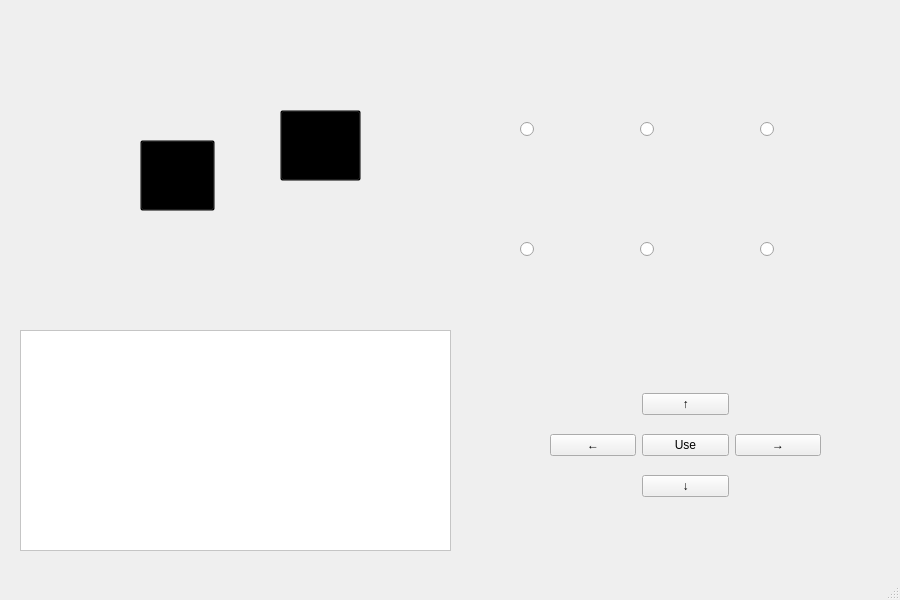
Old version of the form CS4076/mainwindow.ui in the repository Callum9000/Callums-college-projects-of-things.
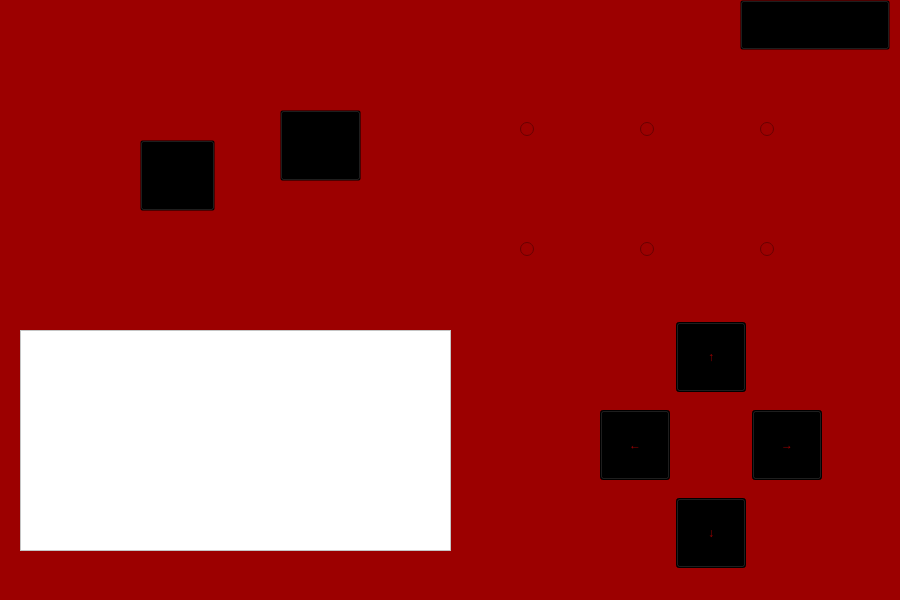
New version of the form. Icons and pictures are not drawn.

```diff
--- a/CS4076/mainwindow.ui
+++ b/CS4076/mainwindow.ui
@@ -26,7 +26,7 @@
    <string>MainWindow</string>
   </property>
   <property name="styleSheet">
-   <string notr="true"/>
+   <string notr="true">background-color: rgb(156, 0, 0);</string>
   </property>
   <widget class="QWidget" name="centralwidget">
    <property name="styleSheet">
@@ -48,48 +48,112 @@
    <widget class="QWidget" name="gridLayoutWidget">
     <property name="geometry">
      <rect>
-      <x>550</x>
-      <y>380</y>
-      <width>271</width>
-      <height>131</height>
+      <x>600</x>
+      <y>310</y>
+      <width>224</width>
+      <height>271</height>
      </rect>
     </property>
     <layout class="QGridLayout" name="gridLayout_2">
      <item row="0" column="1">
       <widget class="QPushButton" name="up">
+       <property name="minimumSize">
+        <size>
+         <width>70</width>
+         <height>70</height>
+        </size>
+       </property>
+       <property name="maximumSize">
+        <size>
+         <width>70</width>
+         <height>70</height>
+        </size>
+       </property>
+       <property name="styleSheet">
+        <string notr="true">font: 25pt &quot;MS Shell Dlg 2&quot;;
+background-color: rgb(0, 0, 0);
+color: rgb(156, 0, 0);</string>
+       </property>
        <property name="text">
         <string>↑</string>
        </property>
       </widget>
      </item>
-     <item row="4" column="1">
+     <item row="3" column="1">
       <widget class="QPushButton" name="down">
+       <property name="minimumSize">
+        <size>
+         <width>70</width>
+         <height>70</height>
+        </size>
+       </property>
+       <property name="maximumSize">
+        <size>
+         <width>70</width>
+         <height>70</height>
+        </size>
+       </property>
+       <property name="styleSheet">
+        <string notr="true">font: 25pt &quot;MS Shell Dlg 2&quot;;
+background-color: rgb(0, 0, 0);
+color: rgb(156, 0, 0);</string>
+       </property>
        <property name="text">
         <string>↓</string>
        </property>
       </widget>
      </item>
-     <item row="2" column="1">
-      <widget class="QPushButton" name="pushButton_2">
-       <property name="text">
-        <string>Use</string>
-       </property>
-      </widget>
-     </item>
-     <item row="2" column="2">
-      <widget class="QPushButton" name="right">
-       <property name="text">
-        <string>→</string>
-       </property>
-      </widget>
-     </item>
-     <item row="2" column="0">
+     <item row="1" column="0">
       <widget class="QPushButton" name="left">
+       <property name="enabled">
+        <bool>true</bool>
+       </property>
+       <property name="minimumSize">
+        <size>
+         <width>70</width>
+         <height>70</height>
+        </size>
+       </property>
+       <property name="maximumSize">
+        <size>
+         <width>70</width>
+         <height>70</height>
+        </size>
+       </property>
+       <property name="styleSheet">
+        <string notr="true">font: 25pt &quot;MS Shell Dlg 2&quot;;
+background-color: rgb(0, 0, 0);
+color: rgb(156, 0, 0);</string>
+       </property>
        <property name="text">
         <string>←</string>
        </property>
       </widget>
      </item>
+     <item row="1" column="2">
+      <widget class="QPushButton" name="right">
+       <property name="minimumSize">
+        <size>
+         <width>70</width>
+         <height>70</height>
+        </size>
+       </property>
+       <property name="maximumSize">
+        <size>
+         <width>70</width>
+         <height>70</height>
+        </size>
+       </property>
+       <property name="styleSheet">
+        <string notr="true">font: 25pt &quot;MS Shell Dlg 2&quot;;
+background-color: rgb(0, 0, 0);
+color: rgb(156, 0, 0);</string>
+       </property>
+       <property name="text">
+        <string>→</string>
+       </property>
+      </widget>
+     </item>
     </layout>
    </widget>
    <widget class="QLabel" name="label">
@@ -264,6 +328,43 @@
      <string/>
     </property>
    </widget>
+   <widget class="QPushButton" name="end">
+    <property name="enabled">
+     <bool>false</bool>
+    </property>
+    <property name="geometry">
+     <rect>
+      <x>740</x>
+      <y>0</y>
+      <width>150</width>
+      <height>50</height>
+     </rect>
+    </property>
+    <property name="minimumSize">
+     <size>
+      <width>150</width>
+      <height>50</height>
+     </size>
+    </property>
+    <property name="maximumSize">
+     <size>
+      <width>150</width>
+      <height>50</height>
+     </size>
+    </property>
+    <property name="styleSheet">
+     <string notr="true">background-color:transparent;</string>
+    </property>
+    <property name="text">
+     <string/>
+    </property>
+    <property name="iconSize">
+     <size>
+      <width>12</width>
+      <height>16</height>
+     </size>
+    </property>
+   </widget>
    <zorder>label</zorder>
    <zorder>mainw</zorder>
    <zorder>gridLayoutWidget</zorder>
```
Left out of the diff: 4 changed lines with no effect on the pictures.
